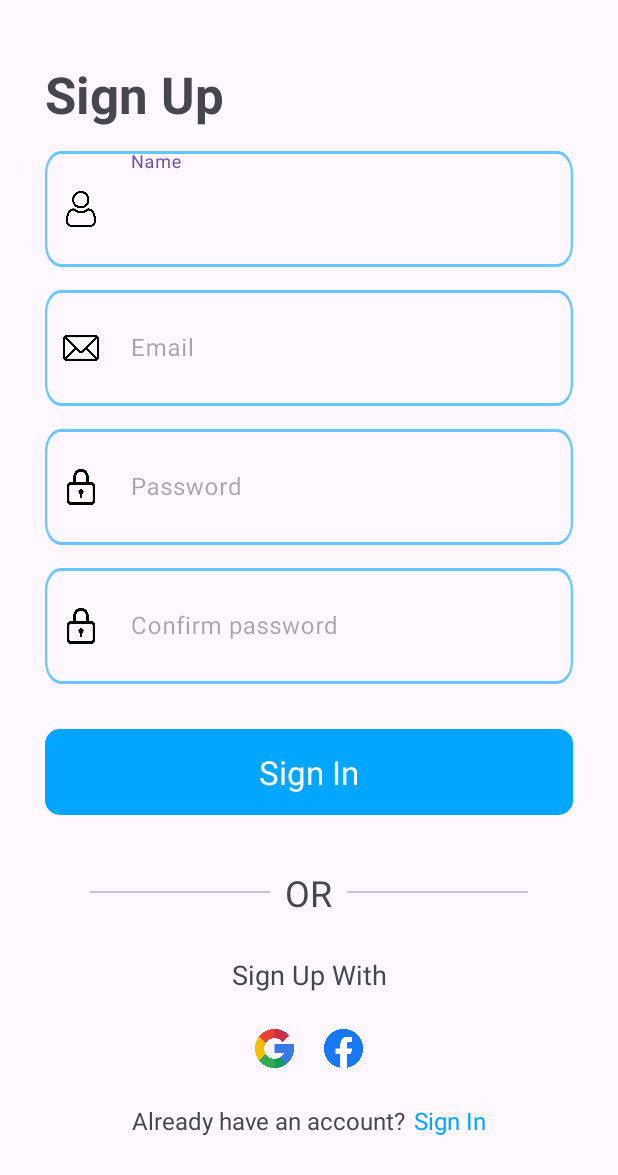
After one commit to vanphong19/FoodNFit, an Android app: the SignUpActivity screen opened directly, with no data from a screen before it, on a phone screen of 412 x 824 dp. The commit adds this screen. Shown: the top 1175 px of the screen. Run offline under Robolectric (Android 15) with nearby library versions, the phone set to English and light mode, and no system bars.

Commit message:
sign up and sign in screen

```diff
--- a/app/build.gradle.kts
+++ b/app/build.gradle.kts
@@ -33,6 +33,9 @@ android {
     kotlinOptions {
         jvmTarget = "1.8"
     }
+    dataBinding {
+        enable = true
+    }
 }
 
 dependencies {
--- a/app/src/main/AndroidManifest.xml
+++ b/app/src/main/AndroidManifest.xml
@@ -13,6 +13,12 @@
         android:theme="@style/Theme.FoodNFit"
         tools:targetApi="31">
         <activity
+            android:name=".Activity.SignUpActivity"
+            android:exported="false" />
+        <activity
+            android:name=".Activity.SignInActivity"
+            android:exported="false" />
+        <activity
             android:name=".MainActivity"
             android:exported="true">
             <intent-filter>
--- /dev/null
+++ b/app/src/main/java/com/vanphong/foodnfit/Activity/SignUpActivity.kt
@@ -0,0 +1,21 @@
+package com.vanphong.foodnfit.Activity
+
+import android.os.Bundle
+import androidx.activity.enableEdgeToEdge
+import androidx.appcompat.app.AppCompatActivity
+import androidx.core.view.ViewCompat
+import androidx.core.view.WindowInsetsCompat
+import com.vanphong.foodnfit.R
+
+class SignUpActivity : AppCompatActivity() {
+    override fun onCreate(savedInstanceState: Bundle?) {
+        super.onCreate(savedInstanceState)
+        enableEdgeToEdge()
+        setContentView(R.layout.activity_sign_up)
+        ViewCompat.setOnApplyWindowInsetsListener(findViewById(R.id.main)) { v, insets ->
+            val systemBars = insets.getInsets(WindowInsetsCompat.Type.systemBars())
+            v.setPadding(systemBars.left, systemBars.top, systemBars.right, systemBars.bottom)
+            insets
+        }
+    }
+}
--- /dev/null
+++ b/app/src/main/res/drawable/bg_button_signin.xml
@@ -0,0 +1,8 @@
+<?xml version="1.0" encoding="utf-8"?>
+<shape xmlns:android="http://schemas.android.com/apk/res/android"
+    android:shape="rectangle"
+    >
+    <solid android:color="#00a6ff"/>
+    <corners android:radius="10dp"/>
+
+</shape>
--- /dev/null
+++ b/app/src/main/res/drawable/bg_email.xml
@@ -0,0 +1,19 @@
+<?xml version="1.0" encoding="utf-8"?>
+<vector
+    xmlns:android="http://schemas.android.com/apk/res/android"
+    android:width="356.5dp"
+    android:height="56.5dp"
+    android:viewportWidth="356.5"
+    android:viewportHeight="56.5"
+    >
+    <group>
+        <clip-path
+            android:pathData="M10.75 0.75H345.75C351.273 0.75 355.75 5.22715 355.75 10.75V45.75C355.75 51.2728 351.273 55.75 345.75 55.75H10.75C5.22715 55.75 0.75 51.2728 0.75 45.75V10.75C0.75 5.22715 5.22715 0.75 10.75 0.75Z"
+            />
+    </group>
+    <path
+        android:pathData="M10.75 0.75H345.75C351.273 0.75 355.75 5.22715 355.75 10.75V45.75C355.75 51.2728 351.273 55.75 345.75 55.75H10.75C5.22715 55.75 0.75 51.2728 0.75 45.75V10.75C0.75 5.22715 5.22715 0.75 10.75 0.75Z"
+        android:strokeWidth="1.5"
+        android:strokeColor="#9900A6FF"
+        />
+</vector>
--- /dev/null
+++ b/app/src/main/res/layout/activity_sign_up.xml
@@ -0,0 +1,265 @@
+<?xml version="1.0" encoding="utf-8"?>
+<RelativeLayout xmlns:android="http://schemas.android.com/apk/res/android"
+    xmlns:app="http://schemas.android.com/apk/res-auto"
+    xmlns:tools="http://schemas.android.com/tools"
+    android:id="@+id/main"
+    android:layout_width="match_parent"
+    android:layout_height="match_parent"
+    tools:context=".Activity.SignUpActivity"
+    >
+
+    <ScrollView
+        android:layout_width="match_parent"
+        android:layout_height="wrap_content">
+
+        <LinearLayout
+            android:id="@+id/layout_parent"
+            android:layout_width="match_parent"
+            android:layout_height="0dp"
+            app:layout_constraintHeight_default="wrap"
+            android:padding="30dp"
+            android:paddingTop="10dp"
+            android:orientation="vertical">
+
+            <TextView
+                android:layout_width="wrap_content"
+                android:layout_height="wrap_content"
+                android:text="@string/sign_up"
+                android:textSize="34sp"
+                android:layout_marginTop="10dp"
+                android:textStyle="bold">
+            </TextView>
+
+            <LinearLayout
+                android:layout_width="match_parent"
+                android:layout_height="wrap_content"
+                android:background="@drawable/bg_email"
+                android:orientation="horizontal"
+                android:layout_marginTop="15dp">
+
+                <!-- Icon Email -->
+                <ImageView
+                    android:layout_width="24dp"
+                    android:layout_height="24dp"
+                    android:layout_gravity="center"
+                    android:layout_marginStart="12dp"
+                    android:src="@drawable/ic_person" />
+
+                <!-- Ô nhập Email -->
+                <com.google.android.material.textfield.TextInputLayout
+                    android:layout_width="match_parent"
+                    android:layout_height="wrap_content"
+                    app:boxBackgroundMode="none"
+                    android:layout_gravity="center"
+                    style="@style/TextAppearance.Material3.BodyLarge"
+                    android:hint="@string/name"
+                    android:paddingBottom="10dp"
+                    android:layout_marginStart="5dp"
+                    >
+                    <com.google.android.material.textfield.TextInputEditText
+                        android:layout_width="match_parent"
+                        android:layout_height="wrap_content"
+                        android:layout_gravity="center">
+
+                    </com.google.android.material.textfield.TextInputEditText>
+                </com.google.android.material.textfield.TextInputLayout>
+
+            </LinearLayout>
+
+            <LinearLayout
+                android:layout_width="match_parent"
+                android:layout_height="wrap_content"
+                android:background="@drawable/bg_email"
+                android:orientation="horizontal"
+                android:layout_marginTop="15dp">
+
+                <!-- Icon Email -->
+                <ImageView
+                    android:layout_width="24dp"
+                    android:layout_height="24dp"
+                    android:layout_gravity="center"
+                    android:layout_marginStart="12dp"
+                    android:src="@drawable/ic_email" />
+
+                <!-- Ô nhập Email -->
+                <com.google.android.material.textfield.TextInputLayout
+                    android:layout_width="match_parent"
+                    android:layout_height="wrap_content"
+                    app:boxBackgroundMode="none"
+                    android:layout_gravity="center"
+                    style="@style/TextAppearance.Material3.BodyLarge"
+                    android:hint="@string/email"
+                    android:paddingBottom="10dp"
+                    android:layout_marginStart="5dp"
+                    >
+                    <com.google.android.material.textfield.TextInputEditText
+                        android:layout_width="match_parent"
+                        android:layout_height="wrap_content"
+                        android:layout_gravity="center">
+
+                    </com.google.android.material.textfield.TextInputEditText>
+                </com.google.android.material.textfield.TextInputLayout>
+
+            </LinearLayout>
+
+            <LinearLayout
+                android:layout_width="match_parent"
+                android:layout_height="wrap_content"
+                android:background="@drawable/bg_email"
+                android:orientation="horizontal"
+                android:layout_marginTop="15dp">
+
+                <!-- Icon Email -->
+                <ImageView
+                    android:layout_width="24dp"
+                    android:layout_height="24dp"
+                    android:layout_gravity="center"
+                    android:layout_marginStart="12dp"
+                    android:src="@drawable/ic_password" />
+
+                <!-- Ô nhập Email -->
+                <com.google.android.material.textfield.TextInputLayout
+                    android:layout_width="match_parent"
+                    android:layout_height="wrap_content"
+                    app:boxBackgroundMode="none"
+                    android:layout_gravity="center"
+                    style="@style/TextAppearance.Material3.BodyLarge"
+                    android:hint="@string/password"
+                    android:paddingBottom="10dp"
+                    android:layout_marginStart="5dp"
+                    >
+                    <com.google.android.material.textfield.TextInputEditText
+                        android:layout_width="match_parent"
+                        android:layout_height="wrap_content"
+                        android:layout_gravity="center">
+
+                    </com.google.android.material.textfield.TextInputEditText>
+                </com.google.android.material.textfield.TextInputLayout>
+
+            </LinearLayout>
+
+            <LinearLayout
+                android:layout_width="match_parent"
+                android:layout_height="wrap_content"
+                android:background="@drawable/bg_email"
+                android:orientation="horizontal"
+                android:layout_marginTop="15dp">
+
+                <!-- Icon Email -->
+                <ImageView
+                    android:layout_width="24dp"
+                    android:layout_height="24dp"
+                    android:layout_gravity="center"
+                    android:layout_marginStart="12dp"
+                    android:src="@drawable/ic_password" />
+
+                <!-- Ô nhập Email -->
+                <com.google.android.material.textfield.TextInputLayout
+                    android:layout_width="match_parent"
+                    android:layout_height="wrap_content"
+                    app:boxBackgroundMode="none"
+                    android:layout_gravity="center"
+                    style="@style/TextAppearance.Material3.BodyLarge"
+                    android:hint="@string/confirm_password"
+                    android:paddingBottom="10dp"
+                    android:layout_marginStart="5dp"
+                    >
+                    <com.google.android.material.textfield.TextInputEditText
+                        android:layout_width="match_parent"
+                        android:layout_height="wrap_content"
+                        android:layout_gravity="center">
+
+                    </com.google.android.material.textfield.TextInputEditText>
+                </com.google.android.material.textfield.TextInputLayout>
+
+            </LinearLayout>
+
+
+            <TextView
+                android:layout_width="match_parent"
+                android:layout_height="wrap_content"
+                android:layout_marginTop="30dp"
+                android:text="@string/singin"
+                android:background="@drawable/bg_button_signin"
+                android:padding="14dp"
+                android:textSize="22sp"
+                android:gravity="center"
+                android:textColor="@color/white"/>
+
+            <LinearLayout
+                android:layout_width="match_parent"
+                android:layout_height="wrap_content"
+                android:orientation="horizontal"
+                android:layout_marginTop="35dp"
+                android:gravity="center"
+
+                android:layout_marginHorizontal="30dp">
+                <com.google.android.material.divider.MaterialDivider
+                    android:layout_width="0dp"
+                    android:layout_height="1dp"
+                    android:layout_weight="1"
+                    app:dividerColor="9900a6ff"/>
+                <TextView
+                    android:layout_width="wrap_content"
+                    android:layout_height="wrap_content"
+                    android:paddingHorizontal="10dp"
+                    android:textSize="24sp"
+                    android:text="@string/or"/>
+                <com.google.android.material.divider.MaterialDivider
+                    android:layout_width="0dp"
+                    android:layout_height="1dp"
+                    android:layout_weight="1"
+                    app:dividerColor="9900a6ff"/>
+            </LinearLayout>
+
+            <TextView
+                android:layout_width="match_parent"
+                android:layout_height="wrap_content"
+                android:gravity="center"
+                android:layout_marginTop="26dp"
+                android:text="@string/sign_up_with"
+                android:textSize="18sp"/>
+
+            <LinearLayout
+                android:layout_width="match_parent"
+                android:layout_height="wrap_content"
+                android:orientation="horizontal"
+                android:layout_marginTop="24dp"
+                android:gravity="center">
+
+                <ImageView
+                    android:layout_width="26dp"
+                    android:layout_height="26dp"
+                    android:src="@drawable/ic_google"
+                    android:layout_marginEnd="10dp"/>
+
+                <ImageView
+                    android:layout_width="26dp"
+                    android:layout_height="26dp"
+                    android:src="@drawable/ic_facebook"
+                    android:layout_marginStart="10dp"/>
+
+            </LinearLayout>
+
+            <LinearLayout
+                android:layout_width="match_parent"
+                android:layout_height="wrap_content"
+                android:layout_marginTop="24dp"
+                android:orientation="horizontal"
+                android:gravity="center">
+                <TextView
+                    android:layout_width="wrap_content"
+                    android:layout_height="wrap_content"
+                    android:text="@string/have_account"
+                    android:textSize="16sp"/>
+                <TextView
+                    android:layout_width="wrap_content"
+                    android:layout_height="wrap_content"
+                    android:layout_marginStart="5dp"
+                    android:textSize="16sp"
+                    android:text="@string/singin"
+                    android:textColor="#00a6ff"/>
+            </LinearLayout>
+        </LinearLayout>
+    </ScrollView>
+</RelativeLayout>
--- a/app/src/main/res/values/strings.xml
+++ b/app/src/main/res/values/strings.xml
@@ -1,3 +1,17 @@
 <resources>
     <string name="app_name">FoodNFit</string>
+
+    <!--    Login-->
+    <string name="singin">Sign In</string>
+    <string name="sign_up">Sign Up</string>
+    <string name="email">Email</string>
+    <string name="password">Password</string>
+    <string name="forgot_pass">Forgot password?</string>
+    <string name="or">OR</string>
+    <string name="sign_in_with">Sign In With</string>
+    <string name="sign_up_with">Sign Up With</string>
+    <string name="have_not_account">Don\'t have an account?</string>
+    <string name="have_account">Already have an account?</string>
+    <string name="name">Name</string>
+    <string name="confirm_password">Confirm password</string>
 </resources>
```
Also changed, not shown: app/src/main/java/com/vanphong/foodnfit/Activity/SignInActivity.kt (added, +21 -0 lines), app/src/main/res/layout/activity_sign_in.xml (added, +190 -0 lines), app/src/main/res/drawable/ic_email.png (added), app/src/main/res/drawable/ic_facebook.png (added), app/src/main/res/drawable/ic_google.png (added), app/src/main/res/drawable/ic_password.png (added), app/src/main/res/drawable/ic_person.png (added), 3 other files.
